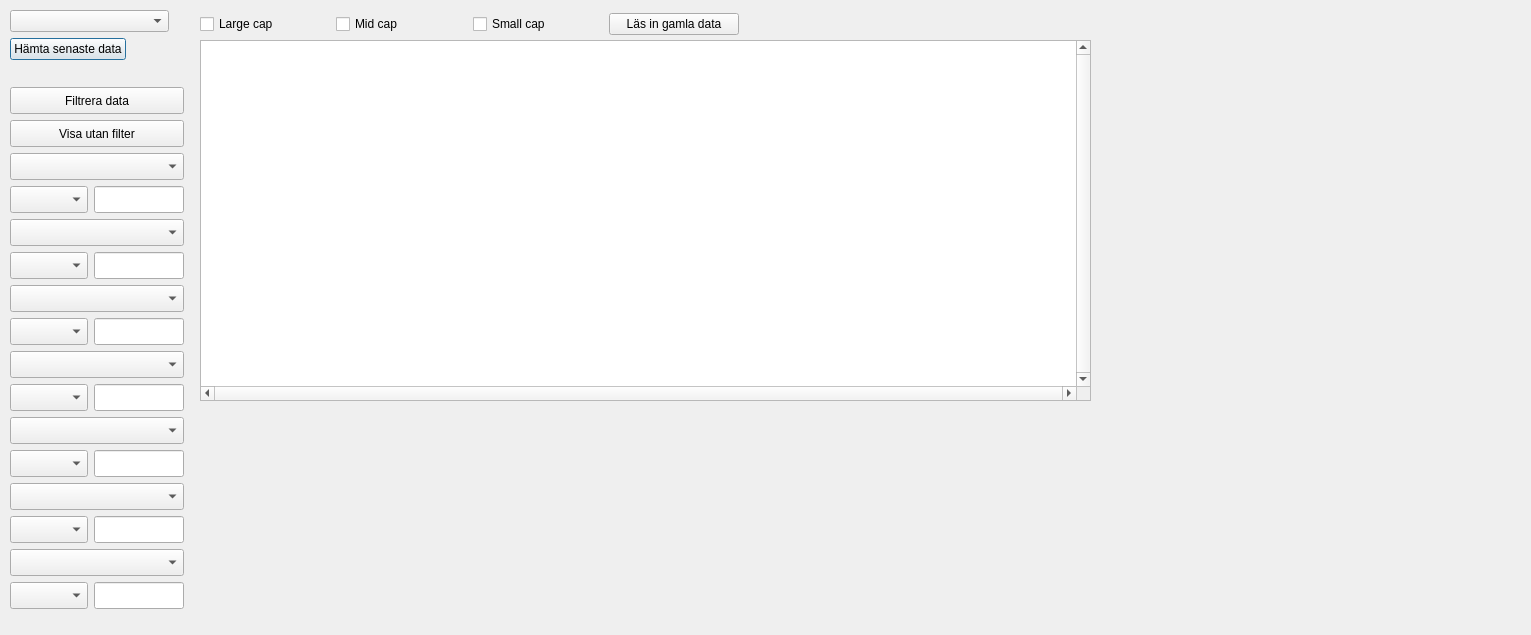
This is tableTab.ui in ralex1975/jackStock as Qt 5 draws it before an edit. The edited form follows.
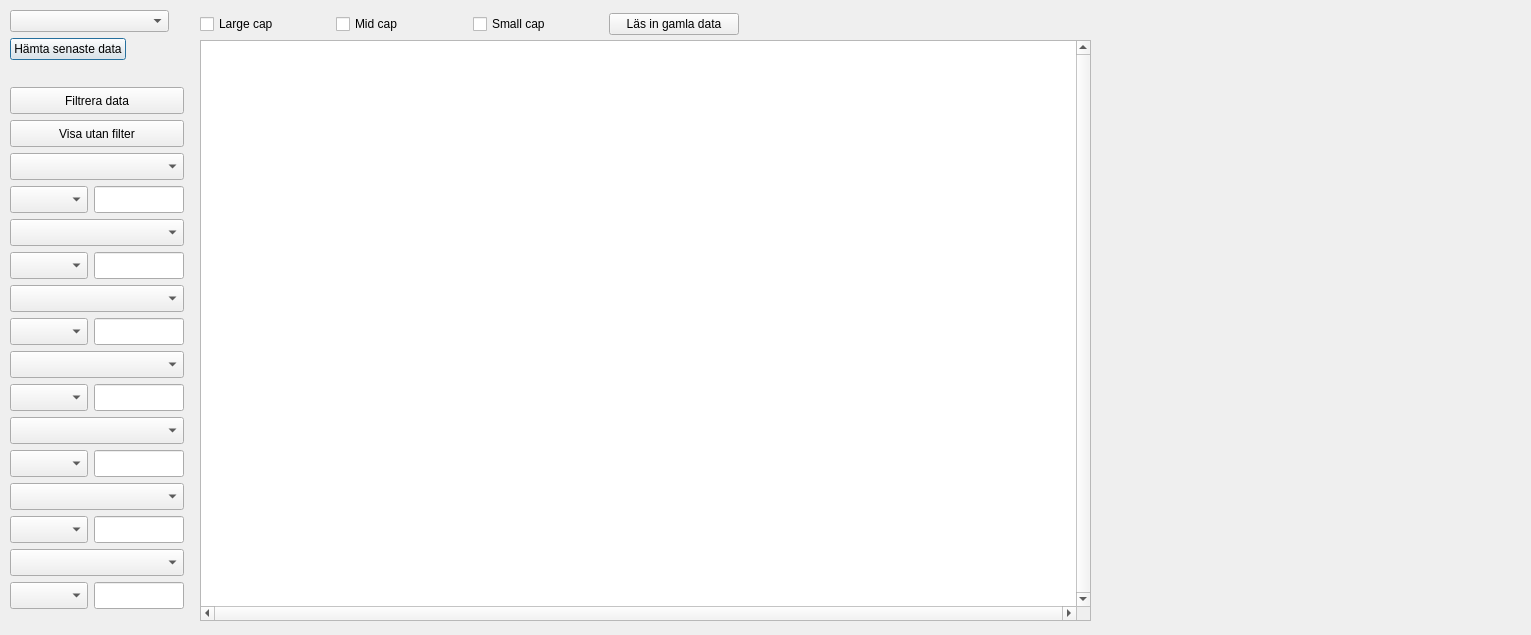
This is the edited form.

Diff of the .ui file:
```diff
--- a/tableTab.ui
+++ b/tableTab.ui
@@ -25,7 +25,7 @@
      <x>200</x>
      <y>40</y>
      <width>891</width>
-     <height>361</height>
+     <height>581</height>
     </rect>
    </property>
    <property name="sizePolicy">
```
